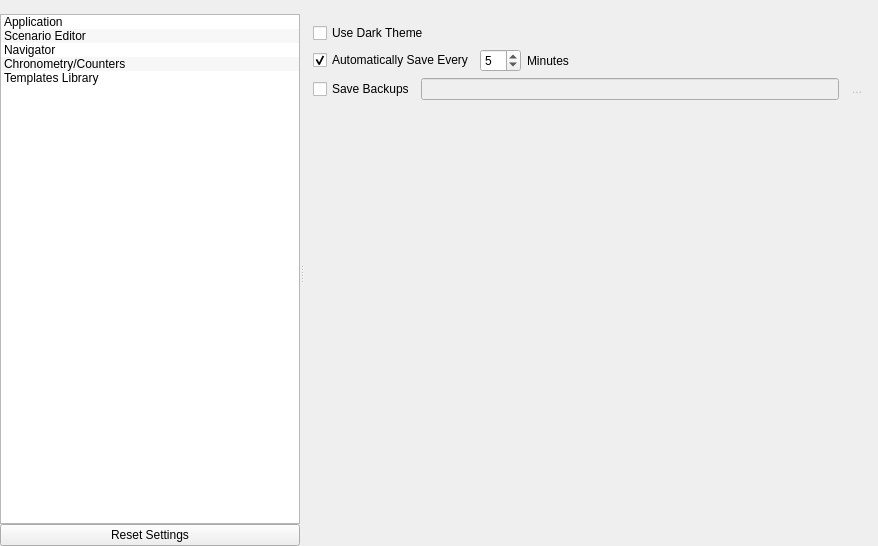
Above: src/bin/Scenarist/UserInterfaceLayer/Settings/SettingsView.ui from dimkanovikov/KITScenarist before the change. Below: the same form after it.
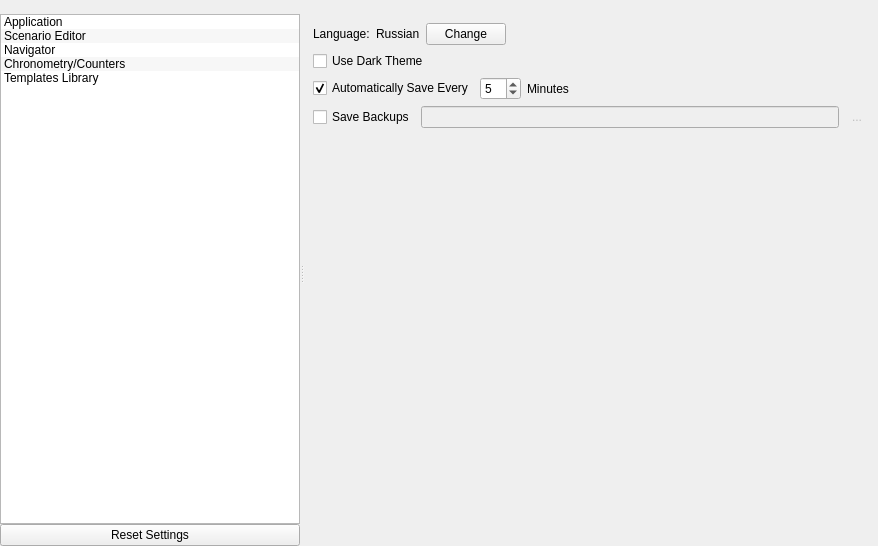
That is the form after the change. The open tabs and pages were chosen to show the change. Icons and pictures are not drawn. Custom widgets are drawn as their Qt base class.

Commit message: Implement language choosing feature

```diff
--- a/src/bin/Scenarist/UserInterfaceLayer/Settings/SettingsView.ui
+++ b/src/bin/Scenarist/UserInterfaceLayer/Settings/SettingsView.ui
@@ -165,14 +165,20 @@
            <item row="1" column="0">
             <widget class="QWidget" name="applicationPageWidget" native="true">
              <layout class="QGridLayout" name="gridLayout_2">
-              <item row="0" column="0">
-               <widget class="QCheckBox" name="useDarkTheme">
-                <property name="text">
-                 <string>Use Dark Theme</string>
+              <item row="4" column="1">
+               <spacer name="verticalSpacer_4">
+                <property name="orientation">
+                 <enum>Qt::Vertical</enum>
                 </property>
-               </widget>
+                <property name="sizeHint" stdset="0">
+                 <size>
+                  <width>13</width>
+                  <height>13</height>
+                 </size>
+                </property>
+               </spacer>
               </item>
-              <item row="1" column="0" colspan="2">
+              <item row="2" column="0" colspan="2">
                <layout class="QHBoxLayout" name="horizontalLayout_4">
                 <item>
                  <widget class="QCheckBox" name="autosave">
@@ -215,20 +221,7 @@
                 </item>
                </layout>
               </item>
-              <item row="3" column="1">
-               <spacer name="verticalSpacer_4">
-                <property name="orientation">
-                 <enum>Qt::Vertical</enum>
-                </property>
-                <property name="sizeHint" stdset="0">
-                 <size>
-                  <width>13</width>
-                  <height>13</height>
-                 </size>
-                </property>
-               </spacer>
-              </item>
-              <item row="2" column="0" colspan="2">
+              <item row="3" column="0" colspan="2">
                <layout class="QHBoxLayout" name="horizontalLayout_11">
                 <item>
                  <widget class="QCheckBox" name="saveBackups">
@@ -278,6 +271,51 @@
                 </item>
                </layout>
               </item>
+              <item row="0" column="0" colspan="2">
+               <layout class="QHBoxLayout" name="horizontalLayout_13">
+                <item>
+                 <widget class="QLabel" name="label_31">
+                  <property name="text">
+                   <string>Language:</string>
+                  </property>
+                 </widget>
+                </item>
+                <item>
+                 <widget class="QLabel" name="applicationLanguage">
+                  <property name="text">
+                   <string>Russian</string>
+                  </property>
+                 </widget>
+                </item>
+                <item>
+                 <widget class="QPushButton" name="changeLanguage">
+                  <property name="text">
+                   <string>Change</string>
+                  </property>
+                 </widget>
+                </item>
+                <item>
+                 <spacer name="horizontalSpacer_5">
+                  <property name="orientation">
+                   <enum>Qt::Horizontal</enum>
+                  </property>
+                  <property name="sizeHint" stdset="0">
+                   <size>
+                    <width>40</width>
+                    <height>20</height>
+                   </size>
+                  </property>
+                 </spacer>
+                </item>
+               </layout>
+              </item>
+              <item row="1" column="0" colspan="2">
+               <widget class="QCheckBox" name="useDarkTheme">
+                <property name="text">
+                 <string>Use Dark Theme</string>
+                </property>
+               </widget>
+              </item>
              </layout>
             </widget>
            </item>
```
Left out of the diff: 2 changed lines with no effect on the pictures. The commit also changes 28 other files.
